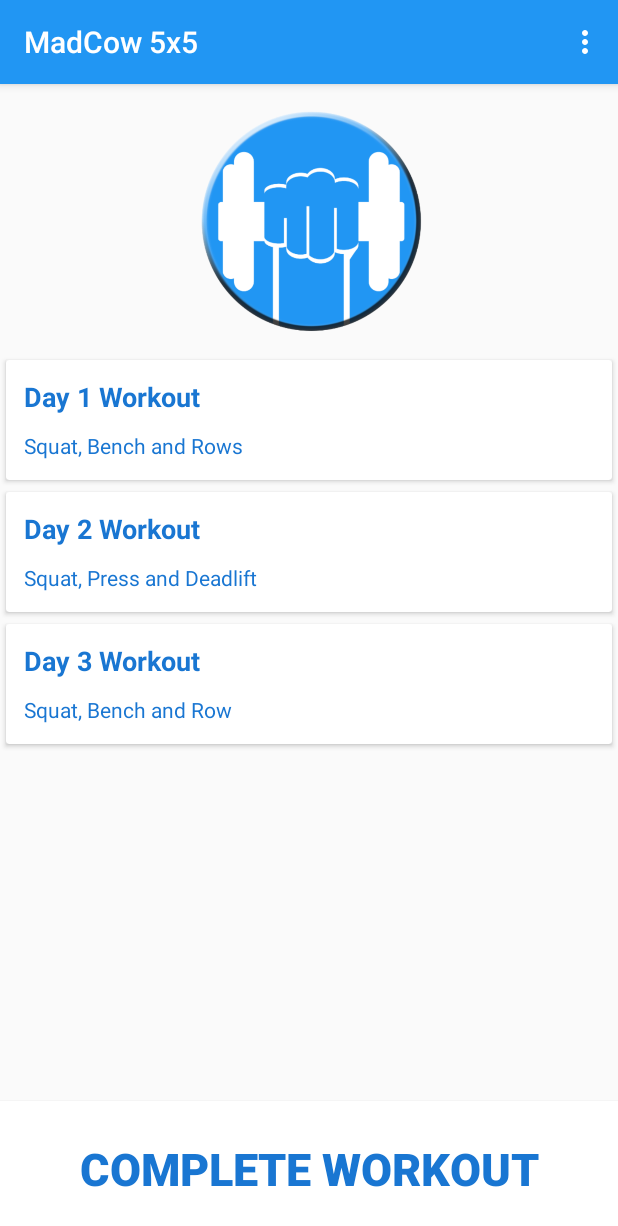
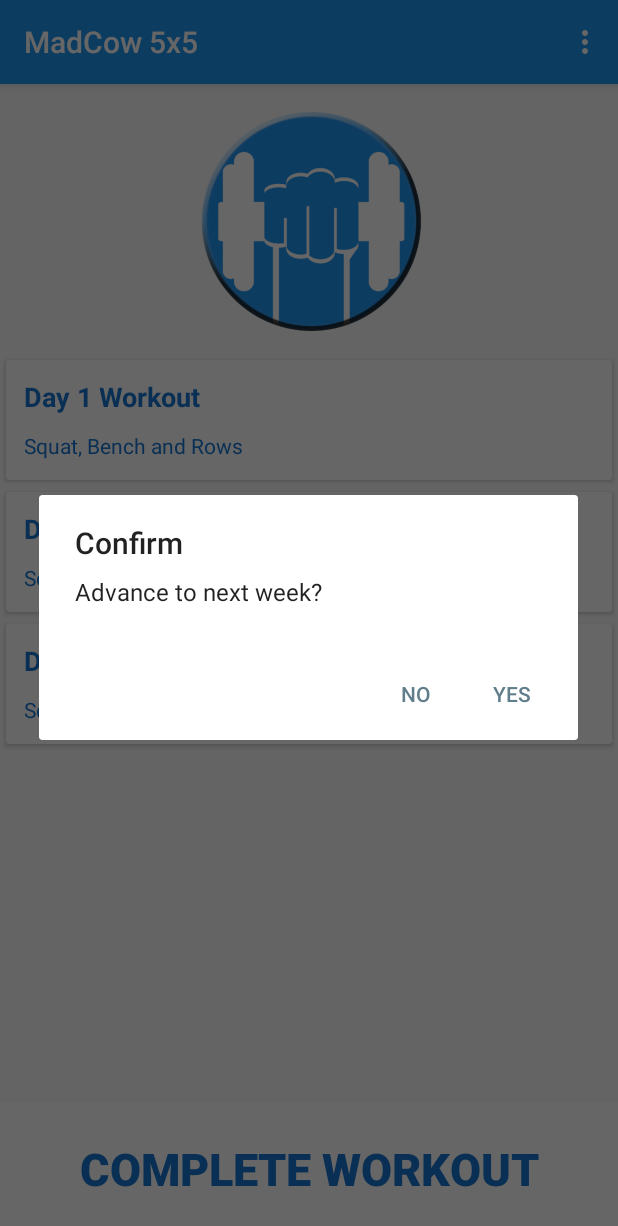
Before and after one commit to icyrax26/Dumbbell, an Android app: the MainActivity screen opened directly, with no data from a screen before it, after a tap on "COMPLETE WORKOUT", on a phone screen of 412 x 824 dp. Shown: the top 1226 px of the screen. Run offline under Robolectric (Android 15) with nearby library versions, the phone set to English and light mode, and no system bars.

Commit message:
Remove Coming Soon Activity

```diff
--- a/app/src/main/AndroidManifest.xml
+++ b/app/src/main/AndroidManifest.xml
@@ -43,10 +43,6 @@
             android:screenOrientation="portrait"
             android:label="Help" />
         <activity
-            android:name=".Activity.ComingSoonActivity"
-            android:screenOrientation="portrait"
-            android:label="Coming Soon!" />
-        <activity
             android:name=".Activity.MainActivity"
             android:screenOrientation="portrait"
             android:label="MadCow 5x5" />
--- a/app/src/main/java/com/bignerdranch/android/dumbbell/Activity/BaseActivity.java
+++ b/app/src/main/java/com/bignerdranch/android/dumbbell/Activity/BaseActivity.java
@@ -33,10 +33,6 @@ public class BaseActivity extends AppCompatActivity {
                 Intent helpIntent = new Intent(BaseActivity.this, HelpActivity.class);
                 BaseActivity.this.startActivity(helpIntent);
                 return true;
-            case R.id.soon:
-                Intent soonIntent = new Intent(BaseActivity.this, ComingSoonActivity.class);
-                BaseActivity.this.startActivity(soonIntent);
-                return true;
             default:
                 return super.onOptionsItemSelected(item);
         }
--- a/app/src/main/java/com/bignerdranch/android/dumbbell/Activity/MainActivity.java
+++ b/app/src/main/java/com/bignerdranch/android/dumbbell/Activity/MainActivity.java
@@ -1,7 +1,9 @@
 package com.bignerdranch.android.dumbbell.Activity;
 
+import android.content.DialogInterface;
 import android.content.Intent;
 import android.os.Bundle;
+import android.support.v7.app.AlertDialog;
 import android.view.View;
 
 import com.bignerdranch.android.dumbbell.R;
@@ -17,10 +19,6 @@ public class MainActivity extends BaseActivity {
     @Override
     protected void onResume() {
         super.onResume();
-    }
-
-    public void completeWorkout(View v) {
-        updateWeek();
     }
 
     public void nextWorkout(View v) {
@@ -50,6 +48,29 @@ public class MainActivity extends BaseActivity {
         MainActivity.this.startActivity(workoutIntent);
     }
 
+    public void completeWorkout(View v) {
+        AlertDialog.Builder builder = new AlertDialog.Builder(this);
+        builder.setTitle(R.string.confirm);
+        builder.setMessage("Advance to next week?");
+        builder.setPositiveButton("Yes", new DialogInterface.OnClickListener() {
+            public void onClick(DialogInterface dialog, int id) {
+                dialog.dismiss();
+                updateWeek();
+            }
+        });
+        builder.setNegativeButton("No", new DialogInterface.OnClickListener() {
+            public void onClick(DialogInterface dialog, int id) {
+                dialog.dismiss();
+            }
+        });
+        AlertDialog alert = builder.create();
+        alert.show();
+    }
+
+//    public void completeWorkout(View v) {
+//        updateWeek();
+//      }
+
     public void updateWeek() {
         Settings settings = new Settings(this);
         int currentWeek = settings.getWeek();
--- a/app/src/main/res/layout/activity_coming_soon.xml
+++ /dev/null
@@ -1,6 +0,0 @@
-<?xml version="1.0" encoding="utf-8"?>
-<android.support.constraint.ConstraintLayout
-    xmlns:android="http://schemas.android.com/apk/res/android" android:layout_width="match_parent"
-    android:layout_height="match_parent">
-
-</android.support.constraint.ConstraintLayout>
--- a/app/src/main/res/menu/main.xml
+++ b/app/src/main/res/menu/main.xml
@@ -9,7 +9,4 @@
         android:id="@+id/help"
         android:title="Help"/>
 
-    <item
-        android:id="@+id/soon"
-        android:title="Coming Soon!"/>
 </menu>
--- a/app/src/main/res/values/strings.xml
+++ b/app/src/main/res/values/strings.xml
@@ -12,6 +12,7 @@
     <string name="smallest_plate">Smallest Plate</string>
     <string name="match_pr_week">Match PRs in Week #</string>
     <string name="accessory">Accessory Work</string>
+    <string name="confirm">Confirm</string>
 
     <string name="ob_header1">SIMPLE ABROAD CALLS</string>
     <string name="ob_header2">FREE WONEP TO WONEP</string>
```
Also changed, not shown: app/src/main/java/com/bignerdranch/android/dumbbell/Activity/ComingSoonActivity.java (deleted, +0 -16 lines).
